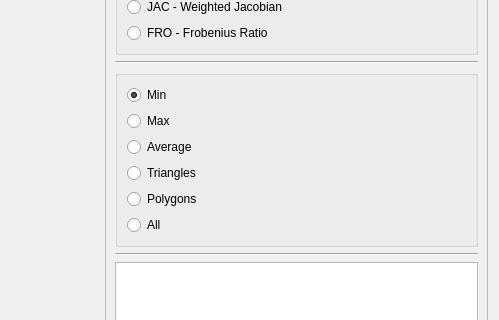
Qt form src/meshmetricsgraphicwidget.ui (DanielaCabiddu/PEMesh.2) before a commit; both pictures show x 309 to 808 and y 313 to 633 of the 808 by 816 pixel window.
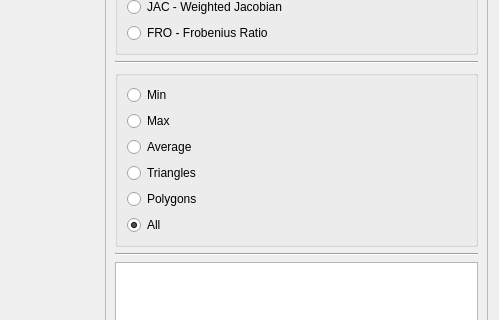
The same form after that commit. Custom widgets are drawn as their Qt base class.

```diff
--- a/src/meshmetricsgraphicwidget.ui
+++ b/src/meshmetricsgraphicwidget.ui
@@ -157,7 +157,7 @@
             <string>Min</string>
            </property>
            <property name="checked">
-            <bool>true</bool>
+            <bool>false</bool>
            </property>
           </widget>
          </item>
@@ -194,6 +194,9 @@
            <property name="text">
             <string>All</string>
            </property>
+           <property name="checked">
+            <bool>true</bool>
+           </property>
           </widget>
          </item>
         </layout>
```
